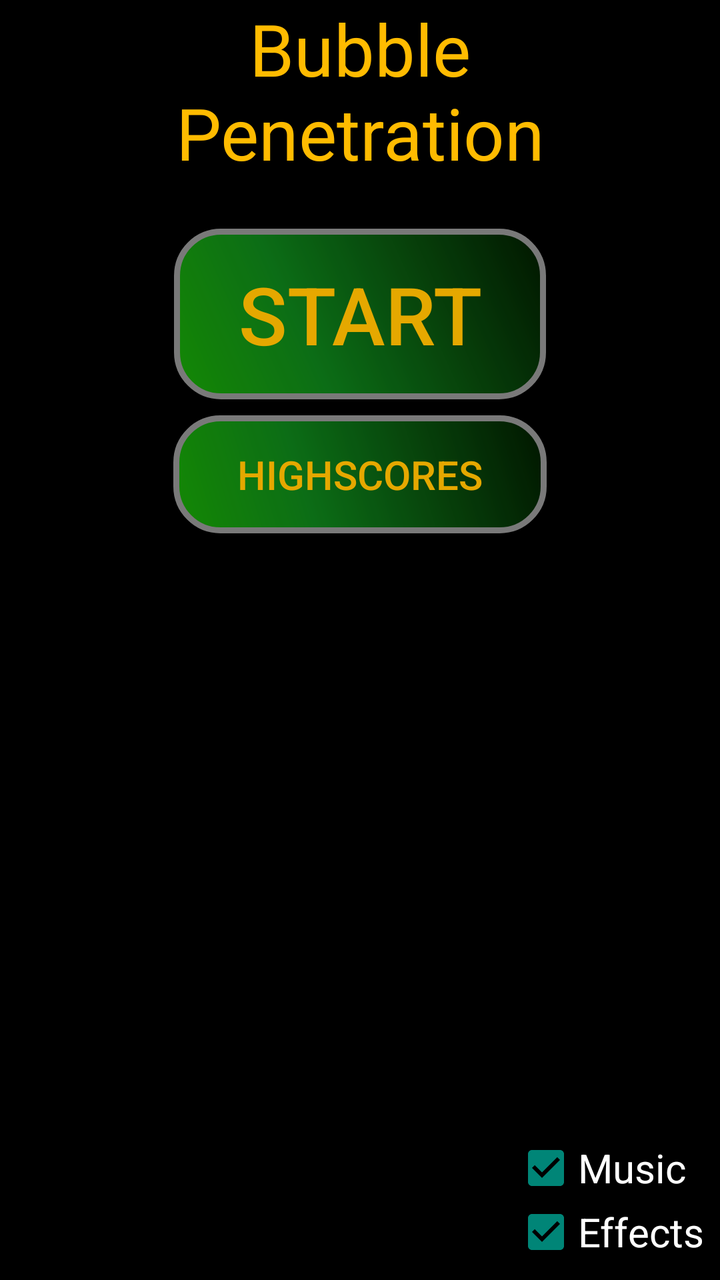
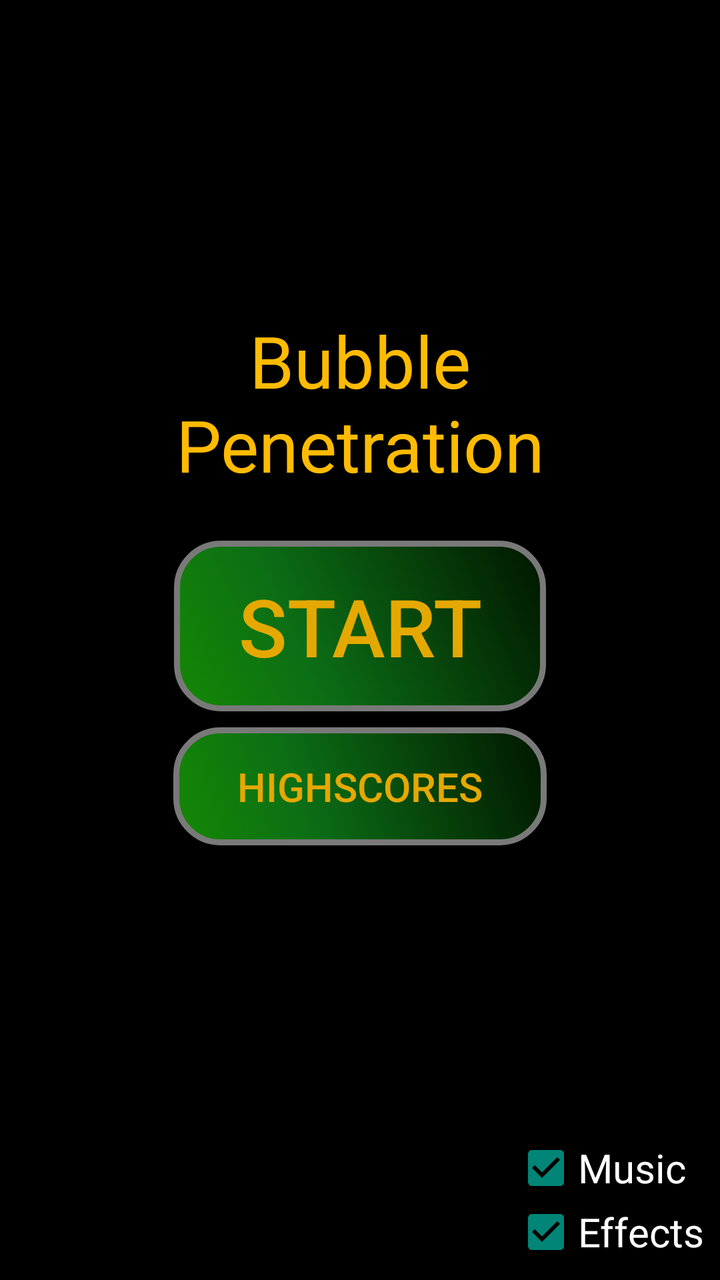

The first picture is an Android layout as it rendered before a commit; the second is the same layout after the commit. The layout source and the unified diff follow.
<!-- AndroidManifest.xml: application theme AppTheme -->
<!-- res/layout/activity_main.xml -->
<RelativeLayout
        xmlns:android="http://schemas.android.com/apk/res/android"
        android:layout_width="match_parent"
        android:layout_height="match_parent"
        android:background="@color/black">
    <FrameLayout
            android:layout_width="fill_parent"
            android:layout_height="match_parent"
            android:id="@+id/menuGLSurfaceViewHolder"
            android:layout_centerVertical="true"
            android:layout_alignParentStart="true"
            android:layout_alignParentLeft="true"/>
    <LinearLayout
            android:layout_width="match_parent"
            android:layout_height="wrap_content"
            android:orientation="vertical"
            android:layout_gravity="center_vertical">
        <TextView
                android:layout_width="fill_parent"
                android:layout_height="wrap_content"
                android:id="@+id/menu_title"
                android:text="@string/bubble_penetration"
                android:textColor="@color/gold"
                android:textSize="36sp"
                android:layout_gravity="center"
                android:textAlignment="center"
                android:enabled="true"
                android:layout_marginBottom="16sp"/>
        <Button
                android:id="@+id/start_button"
                android:text="@string/start_button_text"
                android:layout_width="wrap_content"
                android:layout_height="wrap_content"
                android:textSize="40sp"
                android:onClick="startGame"
                android:background="@drawable/button"
                android:enabled="true"
                android:alpha="0.9"
                android:textColor="@color/gold"
                android:clickable="true"
                android:layout_margin="8dp"
                android:focusable="true"
                android:layout_gravity="center_horizontal"/>
        <Button
                android:id="@+id/highscore_button"
                android:text="@string/highscore_button_text"
                android:layout_width="wrap_content"
                android:layout_height="wrap_content"
                android:textSize="20sp"
                android:background="@drawable/button"
                android:onClick="showHighscores"
                android:enabled="true"
                android:textColor="@color/gold"
                android:alpha="0.9"
                android:clickable="true"
                android:focusable="true"
                android:layout_gravity="center_horizontal"/>

        <TextView
                android:id="@+id/champion_text"
                android:layout_width="match_parent"
                android:layout_height="wrap_content"
                android:gravity="center_horizontal"
                android:padding="12sp"
                android:textAlignment="center"
                android:textColor="@color/gold"
                android:textSize="28sp"/>
    </LinearLayout>
    <TextView
            android:layout_width="wrap_content"
            android:layout_height="wrap_content"
            android:id="@+id/menu_username"
            android:layout_gravity="start|bottom"
            android:textSize="24sp"
            android:textColor="@color/white"
            android:onClick="showUsernameSelectionScreen"
            android:layout_marginLeft="8sp"
            android:layout_marginBottom="8sp"
            android:clickable="true"
            android:enabled="true"
            android:layout_marginStart="8sp"
            android:focusable="true"
            android:layout_alignParentBottom="true"/>
    <LinearLayout
            android:layout_width="wrap_content"
            android:layout_height="wrap_content"
            android:orientation="vertical"
            android:layout_alignParentBottom="true"
            android:layout_alignParentRight="true"
            android:layout_alignParentEnd="true">
        <CheckBox
                android:layout_width="wrap_content"
                android:layout_height="wrap_content"
                android:text="@string/music"
                android:id="@+id/music_box"
                android:textColor="@color/white"
                android:textSize="20sp"
                android:checked="true"
                android:onClick="setMusic"
                android:enabled="true"
                android:layout_marginRight="8sp"
                android:layout_marginEnd="8sp"/>
        <CheckBox
                android:layout_width="wrap_content"
                android:layout_height="wrap_content"
                android:text="@string/effects"
                android:id="@+id/effects_box"
                android:textColor="@color/white"
                android:textSize="20sp"
                android:checked="true"
                android:enabled="true"
                android:onClick="setEffects"
                android:layout_marginRight="8sp"
                android:layout_marginEnd="8sp"
                android:layout_marginBottom="8sp"/>
    </LinearLayout>
</RelativeLayout>
<!-- resources referenced by this layout -->
<resources>
  <color name="black">#000000</color>
  <color name="gold">#FFBB00</color>
  <color name="white">#ffffff</color>
  <!-- drawable button (drawable) -->
  <?xml version="1.0" encoding="utf-8"?>
  <shape xmlns:android="http://schemas.android.com/apk/res/android" android:shape="rectangle" >
      <corners android:radius="22dp"/>
      <gradient
          android:angle="45"
          android:centerX="35%"
          android:centerColor="#0E7A19"
          android:startColor="#179805"
          android:endColor="#021900"
          android:type="linear"/>
      <padding
          android:left="32sp"
          android:top="16sp"
          android:right="32sp"
          android:bottom="16sp"/>
      <stroke
          android:width="3dp"
          android:color="#878787"/>
  </shape>
  <string name="bubble_penetration">Bubble\nPenetration</string>
  <string name="effects">Effects</string>
  <string name="highscore_button_text">Highscores</string>
  <string name="music">Music</string>
  <string name="start_button_text">Start</string>
  <style name="AppTheme" parent="Base.Theme.AppCompat.Light.DarkActionBar">
  
      </style>
</resources>

<!-- the commit's change to res/layout/activity_main.xml (unified diff, before → after) -->
@@ -14,7 +14,7 @@
             android:layout_width="match_parent"
             android:layout_height="wrap_content"
             android:orientation="vertical"
-            android:layout_gravity="center_vertical">
+            android:layout_centerInParent="true">
         <TextView
                 android:layout_width="fill_parent"
                 android:layout_height="wrap_content"
